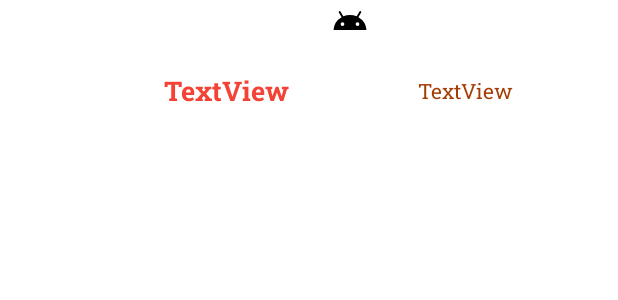
After one commit to spectrumIG/redditimageiquii, an Android app: the layout photos_item.xml on its own in the app's theme, with its tools: preview values and no code run, on a phone screen of 412 x 824 dp. The commit adds this screen. Shown: the top 300 px of the screen. Run offline under Robolectric (Android 15) with nearby library versions, the phone set to English and light mode, and no system bars.

Commit message:
Implements a little better UI elements

```diff
--- a/app/src/main/AndroidManifest.xml
+++ b/app/src/main/AndroidManifest.xml
@@ -19,6 +19,10 @@
                 <category android:name="android.intent.category.LAUNCHER" />
             </intent-filter>
         </activity>
+        <meta-data
+            android:name="preloaded_fonts"
+            android:resource="@array/preloaded_fonts"
+            />
     </application>
 
 </manifest>
--- /dev/null
+++ b/app/src/main/res/drawable/ic_android_black_24dp.xml
@@ -0,0 +1,9 @@
+<vector xmlns:android="http://schemas.android.com/apk/res/android"
+        android:width="24dp"
+        android:height="24dp"
+        android:viewportWidth="24"
+        android:viewportHeight="24">
+    <path
+        android:pathData="M17.6,11.48 L19.44,8.3a0.63,0.63 0,0 0,-1.09 -0.63l-1.88,3.24a11.43,11.43 0,0 0,-8.94 0L5.65,7.67a0.63,0.63 0,0 0,-1.09 0.63L6.4,11.48A10.81,10.81 0,0 0,1 20L23,20A10.81,10.81 0,0 0,17.6 11.48ZM7,17.25A1.25,1.25 0,1 1,8.25 16,1.25 1.25,0 0,1 7,17.25ZM17,17.25A1.25,1.25 0,1 1,18.25 16,1.25 1.25,0 0,1 17,17.25Z"
+        android:fillColor="#FF000000"/>
+</vector>
--- /dev/null
+++ b/app/src/main/res/font/roboto_slab.xml
@@ -0,0 +1,7 @@
+<?xml version="1.0" encoding="utf-8"?>
+<font-family xmlns:app="http://schemas.android.com/apk/res-auto"
+        app:fontProviderAuthority="com.google.android.gms.fonts"
+        app:fontProviderPackage="com.google.android.gms"
+        app:fontProviderQuery="Roboto Slab"
+        app:fontProviderCerts="@array/com_google_android_gms_fonts_certs">
+</font-family>
--- /dev/null
+++ b/app/src/main/res/font/roboto_slab_bold.xml
@@ -0,0 +1,7 @@
+<?xml version="1.0" encoding="utf-8"?>
+<font-family xmlns:app="http://schemas.android.com/apk/res-auto"
+        app:fontProviderAuthority="com.google.android.gms.fonts"
+        app:fontProviderPackage="com.google.android.gms"
+        app:fontProviderQuery="name=Roboto Slab&amp;weight=700"
+        app:fontProviderCerts="@array/com_google_android_gms_fonts_certs">
+</font-family>
--- /dev/null
+++ b/app/src/main/res/layout/photos_item.xml
@@ -0,0 +1,51 @@
+<?xml version="1.0" encoding="utf-8"?>
+<androidx.constraintlayout.widget.ConstraintLayout xmlns:android="http://schemas.android.com/apk/res/android"
+    xmlns:app="http://schemas.android.com/apk/res-auto"
+    xmlns:tools="http://schemas.android.com/tools"
+    android:layout_width="match_parent"
+    android:layout_height="wrap_content"
+    >
+
+    <ImageView
+        android:id="@+id/photo_img"
+        android:layout_width="wrap_content"
+        android:layout_height="wrap_content"
+        android:layout_gravity="center"
+        android:adjustViewBounds="true"
+        android:cropToPadding="true"
+        android:scaleType="center"
+        app:layout_constraintEnd_toEndOf="parent"
+        app:layout_constraintHorizontal_bias="0.57"
+        app:layout_constraintStart_toStartOf="parent"
+        app:layout_constraintTop_toTopOf="parent"
+        tools:srcCompat="@drawable/ic_android_black_24dp"
+        />
+    <TextView
+        android:id="@+id/authore_name"
+        android:layout_width="wrap_content"
+        android:layout_height="wrap_content"
+        android:layout_marginTop="24dp"
+        android:layout_marginEnd="8dp"
+        android:fontFamily="@font/roboto_slab_bold"
+        android:text="TextView"
+        android:textColor="#F44336"
+        android:textSize="18sp"
+        app:layout_constraintEnd_toEndOf="parent"
+        app:layout_constraintHorizontal_bias="0.34"
+        app:layout_constraintStart_toStartOf="parent"
+        app:layout_constraintTop_toBottomOf="@+id/photo_img"
+        />
+    <TextView
+        android:id="@+id/description"
+        android:layout_width="wrap_content"
+        android:layout_height="wrap_content"
+        android:layout_marginStart="16dp"
+        android:fontFamily="@font/roboto_slab"
+        android:text="TextView"
+        android:textColor="#A43D05"
+        app:layout_constraintBottom_toBottomOf="@+id/authore_name"
+        app:layout_constraintEnd_toEndOf="parent"
+        app:layout_constraintStart_toEndOf="@+id/authore_name"
+        app:layout_constraintTop_toTopOf="@+id/authore_name"
+        />
+</androidx.constraintlayout.widget.ConstraintLayout>
```
Also changed, not shown: app/src/main/java/it/iquii/test/reddit/photogrid/PhotoGridFragment.kt (+7 -2 lines), app/src/main/java/it/iquii/test/reddit/photogrid/PhotoGridViewModel.kt (+8 -0 lines), app/src/main/java/it/iquii/test/reddit/photogrid/PhotosGridRecycler.kt (added, +35 -0 lines), app/src/main/res/layout/activity_main.xml (+4 -10 lines), app/src/main/res/layout/photo_grid_fragment.xml (+27 -2 lines).
